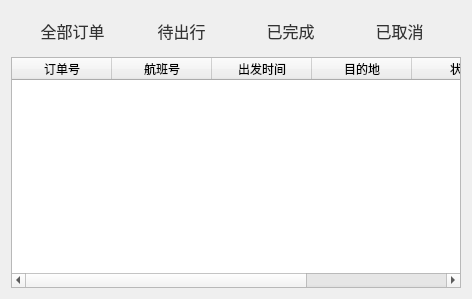
yang20241402/flights_arrangement, file PersonCenter/myorderdialog.ui: the form before one commit.
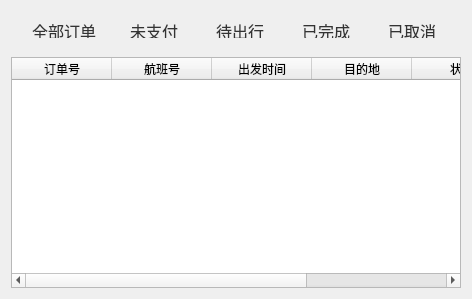
The form after the commit.

```diff
--- a/PersonCenter/myorderdialog.ui
+++ b/PersonCenter/myorderdialog.ui
@@ -32,15 +32,6 @@
       <string notr="true">color:#FF6700</string>
      </property>
      <layout class="QHBoxLayout" name="horizontalLayout">
-      <property name="spacing">
-       <number>4</number>
-      </property>
-      <property name="topMargin">
-       <number>4</number>
-      </property>
-      <property name="bottomMargin">
-       <number>4</number>
-      </property>
       <item>
        <widget class="QPushButton" name="allOrderBtn">
         <property name="font">
@@ -57,6 +48,22 @@
         </property>
        </widget>
       </item>
+      <item>
+       <widget class="QPushButton" name="unpaidOrderBtn">
+        <property name="font">
+         <font>
+          <family>微软雅黑</family>
+          <pointsize>12</pointsize>
+         </font>
+        </property>
+        <property name="styleSheet">
+         <string notr="true">background:transparent;color:#333;border:none;padding:4px 12px;</string>
+        </property>
+        <property name="text">
+         <string>未支付</string>
+        </property>
+       </widget>
+      </item>
       <item>
        <widget class="QPushButton" name="upcomingOrderBtn">
         <property name="font">
```
